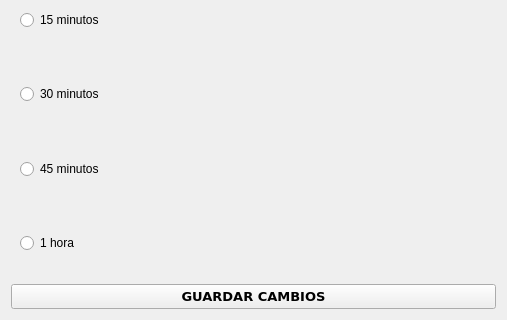
This is intervalo.ui in RiaJ16/H-Tech_SIG as Qt 5 draws it before an edit; both pictures show x 0 to 507 and y 249 to 569 of the 507 by 569 pixel window. The edited form follows.
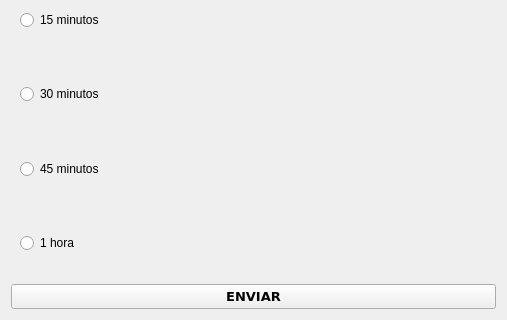
This is the edited form.

Diff of the .ui file:
```diff
--- a/intervalo.ui
+++ b/intervalo.ui
@@ -174,7 +174,7 @@
       </font>
      </property>
      <property name="text">
-      <string>GUARDAR CAMBIOS</string>
+      <string>ENVIAR</string>
      </property>
     </widget>
    </item>
```
Left out of the diff: 2 changed lines with no effect on the pictures.
